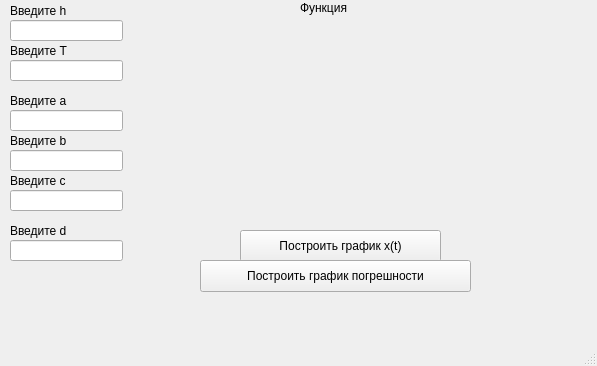
This is интерфейс.ui in StePUNK2002/Curse5 as Qt 5 draws it before an edit. The edited form follows.
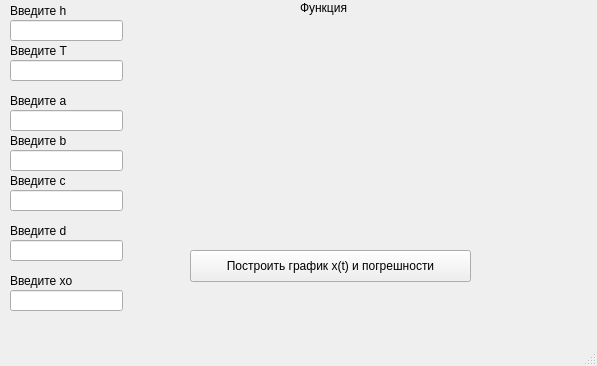
This is the edited form. Icons and pictures are not drawn.

Commit message: Убрал кнопку постройки графика погрешности и разместил его на графике x(t). Добавил логику программы)

```diff
--- a/интерфейс.ui
+++ b/интерфейс.ui
@@ -212,27 +212,37 @@
    <widget class="QPushButton" name="pushButton_2">
     <property name="geometry">
      <rect>
-      <x>240</x>
-      <y>230</y>
-      <width>201</width>
+      <x>190</x>
+      <y>250</y>
+      <width>281</width>
       <height>32</height>
      </rect>
     </property>
     <property name="text">
-     <string>Построить график x(t)</string>
+     <string>Построить график x(t) и погрешности</string>
     </property>
    </widget>
-   <widget class="QPushButton" name="pushButton_3">
+   <widget class="QLabel" name="label_9">
     <property name="geometry">
      <rect>
-      <x>200</x>
-      <y>260</y>
-      <width>271</width>
-      <height>32</height>
+      <x>10</x>
+      <y>270</y>
+      <width>71</width>
+      <height>21</height>
      </rect>
     </property>
     <property name="text">
-     <string>Построить график погрешности</string>
+     <string>Введите xo</string>
+    </property>
+   </widget>
+   <widget class="QLineEdit" name="lineEdit_7">
+    <property name="geometry">
+     <rect>
+      <x>10</x>
+      <y>290</y>
+      <width>113</width>
+      <height>21</height>
+     </rect>
     </property>
    </widget>
   </widget>
```
The commit also changes 2 other files.
